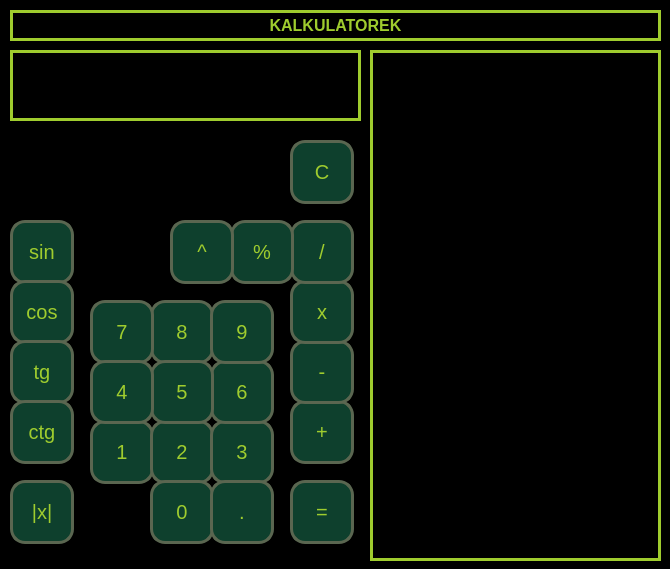
The window that Qt/kalkulator/mainwindow.ui (Tobkubos/SEMESTR-5) describes before a commit, drawn with Qt 5.
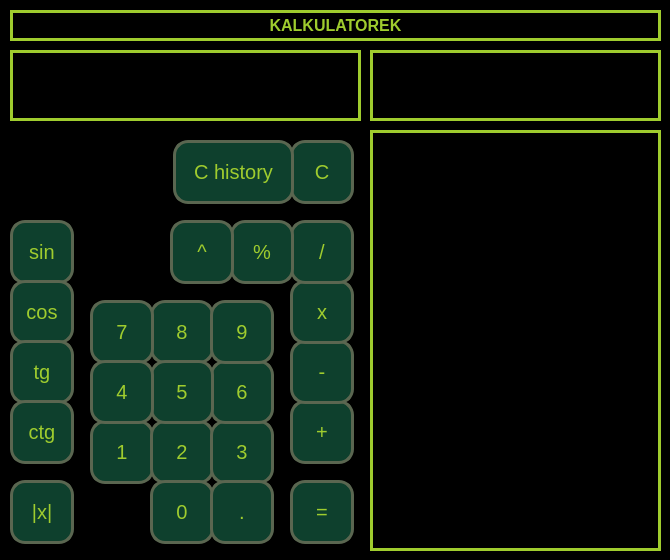
The same window after the commit.

```diff
--- a/Qt/kalkulator/mainwindow.ui
+++ b/Qt/kalkulator/mainwindow.ui
@@ -7,7 +7,7 @@
     <x>0</x>
     <y>0</y>
     <width>670</width>
-    <height>569</height>
+    <height>560</height>
    </rect>
   </property>
   <property name="windowTitle">
@@ -423,9 +423,9 @@
     <property name="geometry">
      <rect>
       <x>370</x>
-      <y>50</y>
+      <y>130</y>
       <width>291</width>
-      <height>511</height>
+      <height>421</height>
      </rect>
     </property>
     <property name="font">
@@ -579,6 +579,66 @@
      <string>ctg</string>
     </property>
    </widget>
+   <widget class="QLabel" name="error">
+    <property name="geometry">
+     <rect>
+      <x>370</x>
+      <y>50</y>
+      <width>291</width>
+      <height>71</height>
+     </rect>
+    </property>
+    <property name="font">
+     <font>
+      <pointsize>12</pointsize>
+      <bold>true</bold>
+     </font>
+    </property>
+    <property name="frameShape">
+     <enum>QFrame::Shape::Box</enum>
+    </property>
+    <property name="frameShadow">
+     <enum>QFrame::Shadow::Plain</enum>
+    </property>
+    <property name="lineWidth">
+     <number>2</number>
+    </property>
+    <property name="text">
+     <string/>
+    </property>
+    <property name="scaledContents">
+     <bool>false</bool>
+    </property>
+    <property name="alignment">
+     <set>Qt::AlignmentFlag::AlignRight|Qt::AlignmentFlag::AlignTrailing|Qt::AlignmentFlag::AlignVCenter</set>
+    </property>
+   </widget>
+   <widget class="QPushButton" name="pushButton_clearh">
+    <property name="geometry">
+     <rect>
+      <x>173</x>
+      <y>140</y>
+      <width>121</width>
+      <height>64</height>
+     </rect>
+    </property>
+    <property name="font">
+     <font>
+      <pointsize>15</pointsize>
+      <bold>false</bold>
+      <underline>false</underline>
+     </font>
+    </property>
+    <property name="cursor">
+     <cursorShape>ArrowCursor</cursorShape>
+    </property>
+    <property name="styleSheet">
+     <string notr="true"/>
+    </property>
+    <property name="text">
+     <string>C history</string>
+    </property>
+   </widget>
   </widget>
  </widget>
  <resources/>
```
